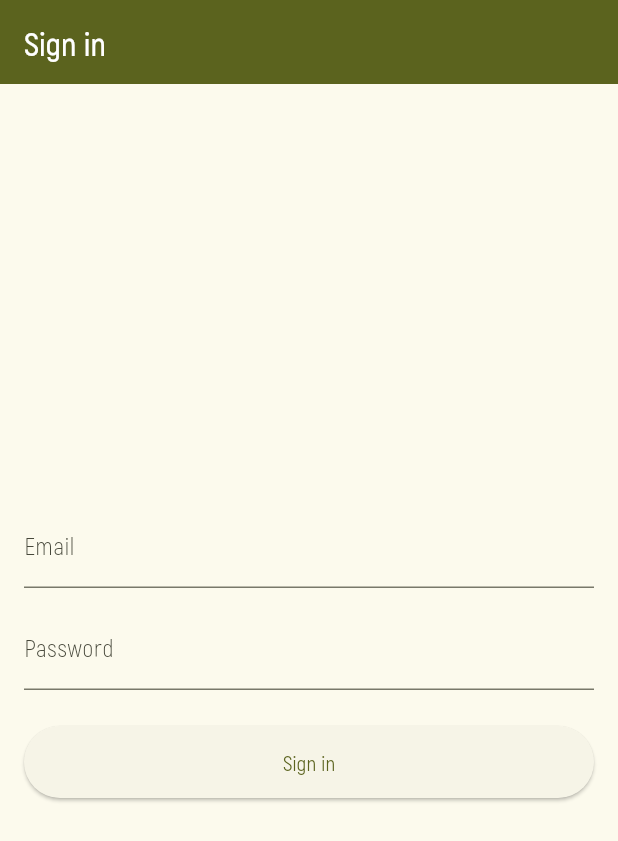
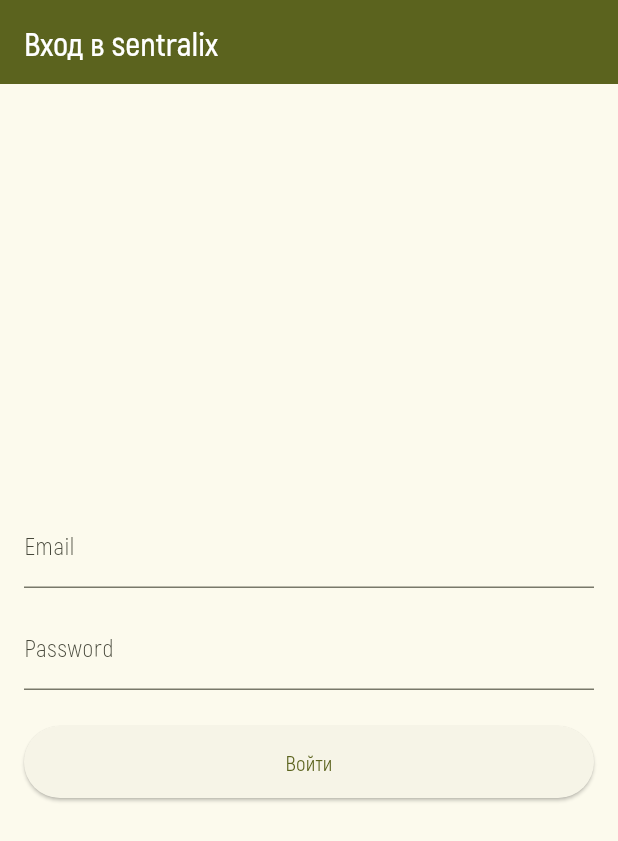
Before and after one commit to clover-soft/senatralix_app, a Flutter app: the screen it shows after launch, on a phone screen of 412 x 824 dp. Shown: the top 841 px of the screen. Run offline on Flutter 3.47's test engine with Material 3 defaults, Android fonts, the phone set to English and light mode, and no system bars; our stand-ins replace dio, flutter_riverpod, flutter_secure_storage, go_router, remixicon; missing offline and left inert: code_text_field, dio_web_adapter, highlight; network calls fail.

Commit message:
user debug

```diff
--- a/lib/features/auth/screens/auth_screen.dart
+++ b/lib/features/auth/screens/auth_screen.dart
@@ -13,7 +13,7 @@ class AuthScreen extends ConsumerWidget {
     final auth = ref.watch(authDataProvider).state;
 
     return Scaffold(
-      appBar: AppBar(title: const Text('Sign in')),
+      appBar: AppBar(title: const Text('Вход в sentralix')),
       body: Center(
         child: ConstrainedBox(
           constraints: const BoxConstraints(maxWidth: 420),
@@ -65,7 +65,7 @@ class AuthScreen extends ConsumerWidget {
                               color: Colors.white,
                             ),
                           )
-                        : const Text('Sign in'),
+                        : const Text('Войти'),
                   ),
                 ),
                 const SizedBox(height: 12),
```
